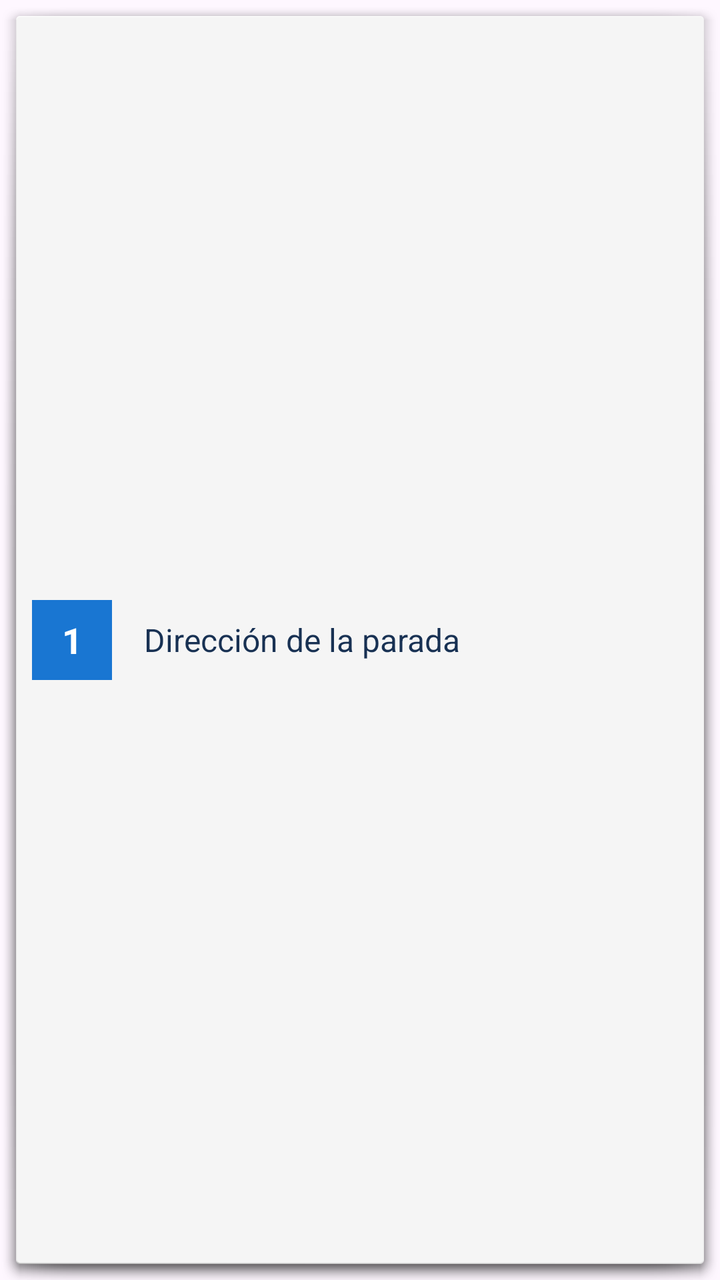
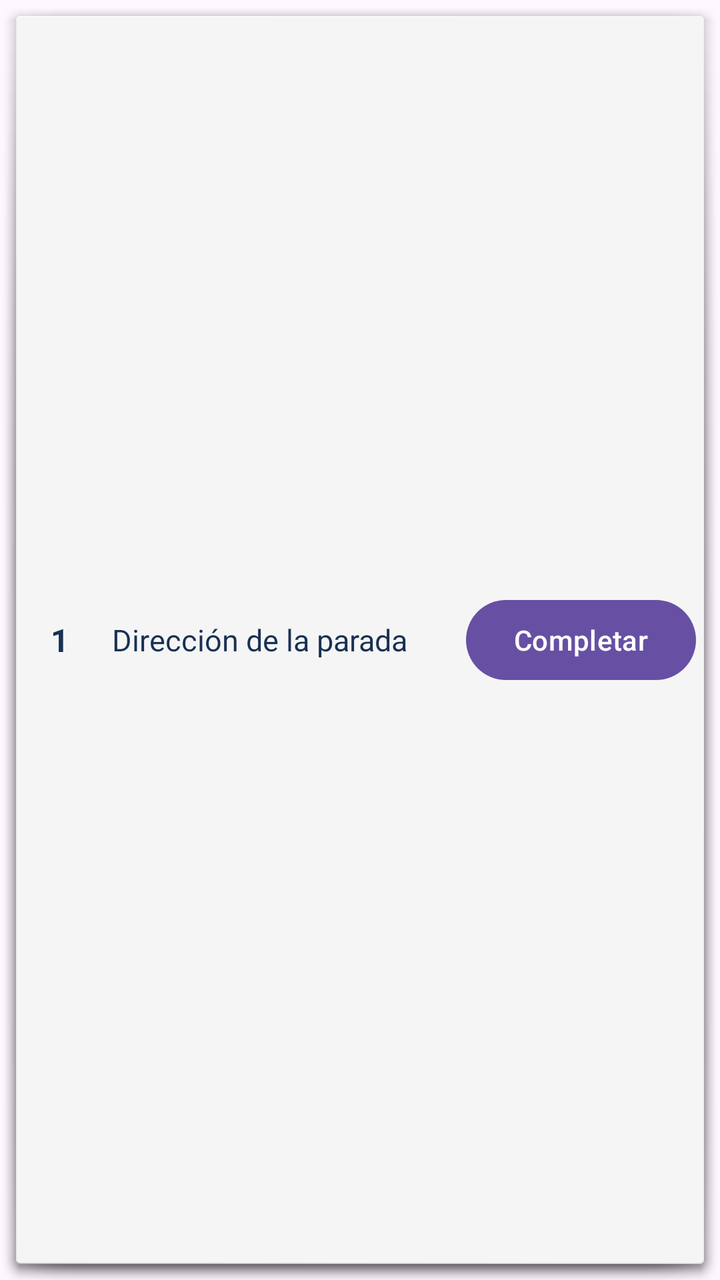

An Android layout rendered at two revisions. The XML below is the earlier revision; the diff shows what the commit changed to produce the second picture.
<!-- AndroidManifest.xml: application theme Theme.RoutePlanner -->
<!-- res/layout/item_optimized_route.xml -->
<?xml version="1.0" encoding="utf-8"?>
<LinearLayout xmlns:android="http://schemas.android.com/apk/res/android"
    android:layout_width="match_parent"
    android:layout_height="wrap_content"
    android:orientation="horizontal"
    android:gravity="center_vertical"
    android:background="@android:drawable/dialog_holo_light_frame"
    android:padding="16dp"
    android:layout_marginBottom="10dp">

    <TextView
        android:id="@+id/tvStopNumber"
        android:layout_width="40dp"
        android:layout_height="40dp"
        android:gravity="center"
        android:text="1"
        android:textColor="#FFFFFF"
        android:textSize="18sp"
        android:textStyle="bold"
        android:background="#1976D2" />

    <TextView
        android:id="@+id/tvStopAddress"
        android:layout_width="0dp"
        android:layout_height="wrap_content"
        android:layout_weight="1"
        android:layout_marginStart="16dp"
        android:text="Dirección de la parada"
        android:textColor="#183153"
        android:textSize="16sp" />

</LinearLayout>
<!-- resources referenced by this layout -->
<resources>
  <style name="Theme.RoutePlanner" parent="Base.Theme.RoutePlanner" />
  <style name="Base.Theme.RoutePlanner" parent="Theme.Material3.DayNight.NoActionBar">
          
          
      </style>
</resources>

<!-- the commit's change to res/layout/item_optimized_route.xml (unified diff, before → after) -->
@@ -4,29 +4,36 @@
     android:layout_height="wrap_content"
     android:orientation="horizontal"
     android:gravity="center_vertical"
-    android:background="@android:drawable/dialog_holo_light_frame"
-    android:padding="16dp"
-    android:layout_marginBottom="10dp">
+    android:padding="12dp"
+    android:layout_marginBottom="8dp"
+    android:background="@android:drawable/dialog_holo_light_frame">
 
     <TextView
         android:id="@+id/tvStopNumber"
-        android:layout_width="40dp"
-        android:layout_height="40dp"
-        android:gravity="center"
+        android:layout_width="36dp"
+        android:layout_height="wrap_content"
         android:text="1"
-        android:textColor="#FFFFFF"
-        android:textSize="18sp"
+        android:textColor="#183153"
+        android:textSize="16sp"
         android:textStyle="bold"
-        android:background="#1976D2" />
+        android:gravity="center" />
 
     <TextView
         android:id="@+id/tvStopAddress"
         android:layout_width="0dp"
         android:layout_height="wrap_content"
         android:layout_weight="1"
-        android:layout_marginStart="16dp"
+        android:paddingStart="8dp"
+        android:paddingEnd="8dp"
         android:text="Dirección de la parada"
         android:textColor="#183153"
-        android:textSize="16sp" />
+        android:textSize="15sp" />
+
+    <Button
+        android:id="@+id/btnCompleteStop"
+        android:layout_width="wrap_content"
+        android:layout_height="wrap_content"
+        android:text="Completar"
+        android:textAllCaps="false" />
 
 </LinearLayout>
